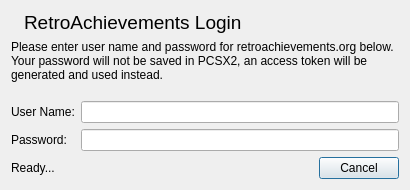
This is pcsx2-qt/Settings/AchievementLoginDialog.ui in PCSX2/pcsx2 as Qt 5 draws it before an edit. The edited form follows.
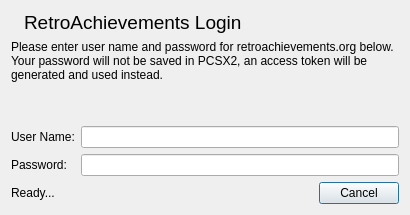
This is the edited form. Icons and pictures are not drawn.

Commit message: UI: Expand Achievement login box height slightly

Patch:
```diff
--- a/pcsx2-qt/Settings/AchievementLoginDialog.ui
+++ b/pcsx2-qt/Settings/AchievementLoginDialog.ui
@@ -10,19 +10,19 @@
     <x>0</x>
     <y>0</y>
     <width>410</width>
-    <height>190</height>
+    <height>215</height>
    </rect>
   </property>
   <property name="minimumSize">
    <size>
     <width>410</width>
-    <height>190</height>
+    <height>215</height>
    </size>
   </property>
   <property name="maximumSize">
    <size>
     <width>410</width>
-    <height>190</height>
+    <height>215</height>
    </size>
   </property>
   <property name="windowTitle">
```
